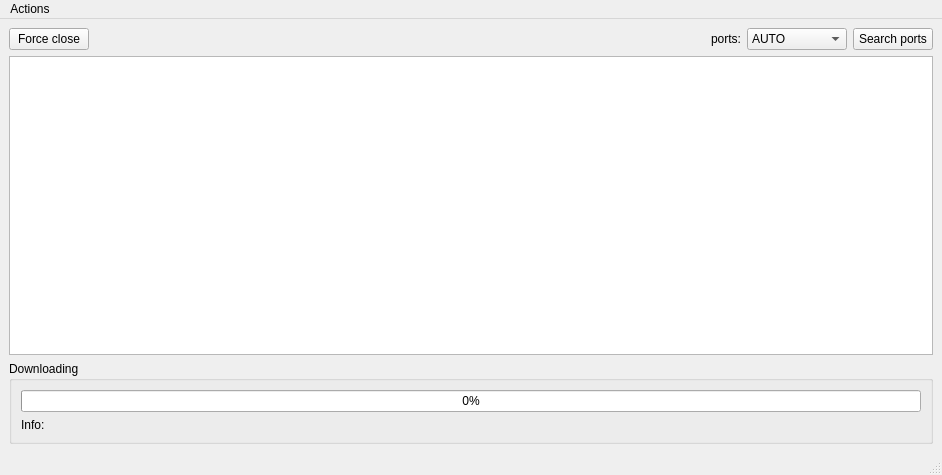
This is src/frames/UI_web2board.ui in bq/web2board as Qt 5 draws it before an edit. The edited form follows.
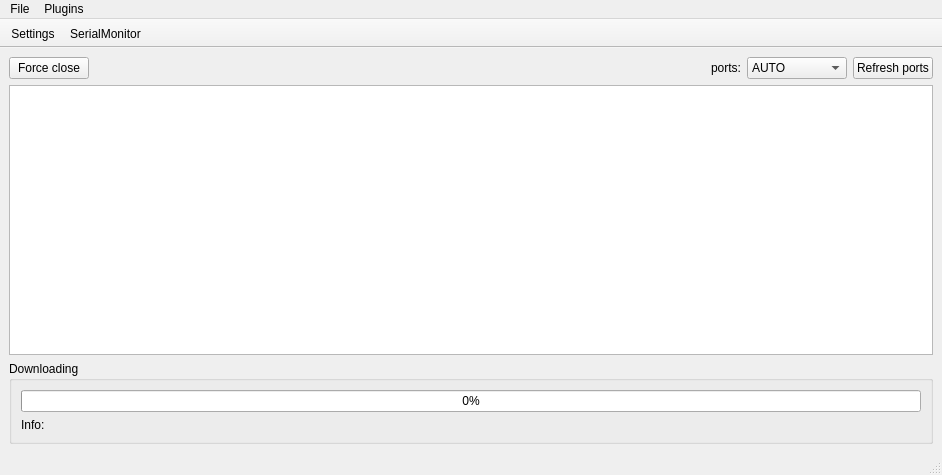
This is the edited form. Icons and pictures are not drawn.

```diff
--- a/src/frames/UI_web2board.ui
+++ b/src/frames/UI_web2board.ui
@@ -67,7 +67,7 @@
       <item>
        <widget class="QPushButton" name="searchPorts">
         <property name="text">
-         <string>Search ports</string>
+         <string>Refresh ports</string>
         </property>
        </widget>
       </item>
@@ -117,7 +117,7 @@
    </property>
    <widget class="QMenu" name="menuTest">
     <property name="title">
-     <string>Actions</string>
+     <string>File</string>
     </property>
     <widget class="QMenu" name="menuPlugins">
      <property name="title">
@@ -128,9 +128,35 @@
     <addaction name="actionSettings"/>
     <addaction name="actionConnected"/>
     <addaction name="separator"/>
-    <addaction name="menuPlugins"/>
+    <addaction name="actionAbout"/>
+   </widget>
+   <widget class="QMenu" name="menuPlugins_2">
+    <property name="title">
+     <string>Plugins</string>
+    </property>
+    <addaction name="actionSerialMonitor"/>
    </widget>
    <addaction name="menuTest"/>
+   <addaction name="menuPlugins_2"/>
+  </widget>
+  <widget class="QToolBar" name="toolBar">
+   <property name="windowTitle">
+    <string>toolBar</string>
+   </property>
+   <property name="movable">
+    <bool>false</bool>
+   </property>
+   <property name="floatable">
+    <bool>false</bool>
+   </property>
+   <attribute name="toolBarArea">
+    <enum>TopToolBarArea</enum>
+   </attribute>
+   <attribute name="toolBarBreak">
+    <bool>false</bool>
+   </attribute>
+   <addaction name="actionSettings"/>
+   <addaction name="actionSerialMonitor"/>
   </widget>
   <action name="actionConnected">
    <property name="checkable">
```
Left out of the diff: 12 changed lines with no effect on the pictures.
